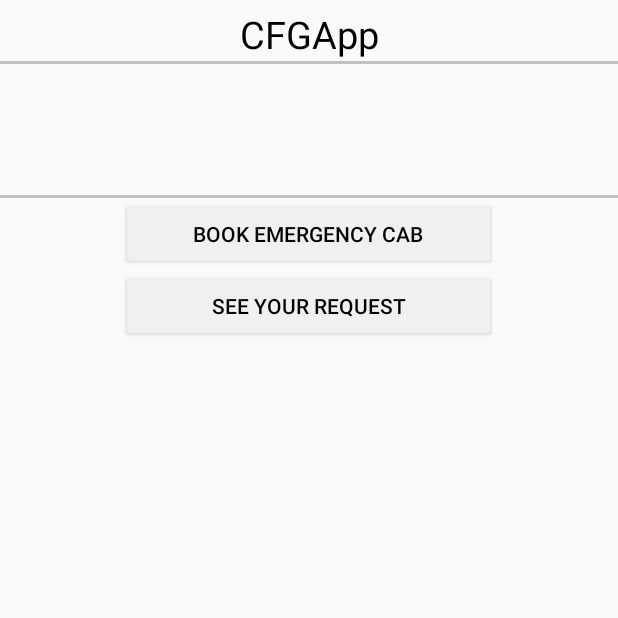
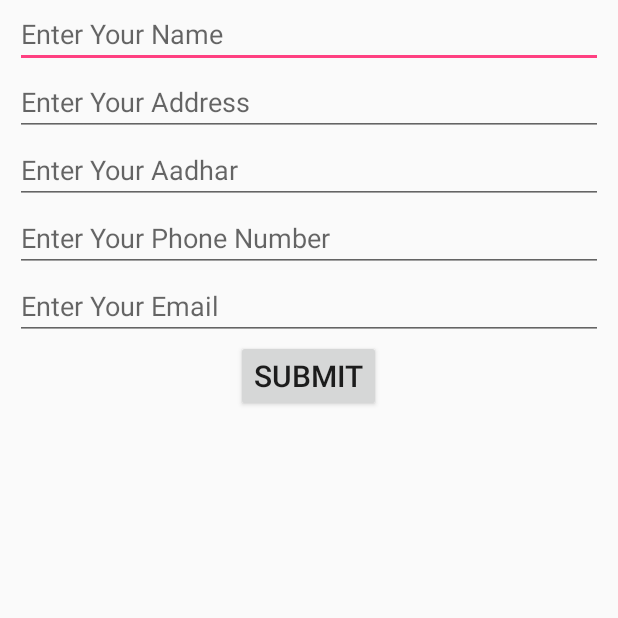
Before and after one commit to Bengaluru18/team-18, an Android app: the screen it shows after launch once a user with an empty profile is signed in (OptionsActivity before the commit, ProfileActivity after it), on a phone screen of 412 x 824 dp, the top half of it. Run offline under Robolectric (Android 15) with nearby library versions, the phone set to English and light mode, and no system bars; our stand-ins replace Firebase (no records; nobody signed in at launch, a user with empty details on screens opened directly).

Commit message:
Minor Changes

```diff
--- a/CFGApp/app/build.gradle
+++ b/CFGApp/app/build.gradle
@@ -31,8 +31,6 @@ dependencies {
     compile 'com.android.support:design:26.1.0'
     compile 'com.android.support:recyclerview-v7:26.1.0'
     compile 'com.android.support:cardview-v7:26.1.0'
-    compile 'com.google.firebase:firebase-core:16.0.1'
-    compile 'com.google.firebase:firebase-database:16.0.1'
 }
 
 apply plugin: 'com.google.gms.google-services'
--- a/CFGApp/app/src/main/AndroidManifest.xml
+++ b/CFGApp/app/src/main/AndroidManifest.xml
@@ -18,7 +18,8 @@
         </activity>
         <activity android:name=".MainActivity" />
         <activity android:name=".LoginActivity" />
-        <activity android:name=".OptionsActivity"></activity>
+        <activity android:name=".OptionsActivity" />
+        <activity android:name=".ProfileActivity"></activity>
     </application>
 
 </manifest>
--- a/CFGApp/app/src/main/java/com/example/nishant/cfgapp/LoginActivity.java
+++ b/CFGApp/app/src/main/java/com/example/nishant/cfgapp/LoginActivity.java
@@ -113,7 +113,7 @@ public class LoginActivity extends AppCompatActivity implements View.OnClickList
 
     private void updateUI(FirebaseUser user) {
         if (user!=null){
-            Intent i = new Intent(LoginActivity.this, OptionsActivity.class);
+            Intent i = new Intent(LoginActivity.this, ProfileActivity.class);
 
             GoogleSignInAccount googleSignInAccount = GoogleSignIn.getLastSignedInAccount(this);
             if (googleSignInAccount != null) {
--- a/CFGApp/app/src/main/java/com/example/nishant/cfgapp/OptionsActivity.java
+++ b/CFGApp/app/src/main/java/com/example/nishant/cfgapp/OptionsActivity.java
@@ -2,18 +2,16 @@ package com.example.nishant.cfgapp;
 
 import android.content.Context;
 import android.content.SharedPreferences;
+import android.media.Image;
 import android.support.v7.app.AppCompatActivity;
 import android.os.Bundle;
+import android.widget.ImageView;
+import android.widget.TextView;
 
-import com.google.firebase.database.DatabaseReference;
-import com.google.firebase.database.FirebaseDatabase;
 
 public class OptionsActivity extends AppCompatActivity {
 
     public String name, email, contact;
-
-    private FirebaseDatabase firebaseDatabase;
-    private DatabaseReference databaseReference;
     private SharedPreferences sharedPreferencesReq;
 
     private String ID, nameReq;
@@ -25,7 +23,5 @@ public class OptionsActivity extends AppCompatActivity {
         setContentView(R.layout.activity_options);
 
         SharedPreferences sharedPreferences = getApplicationContext().getSharedPreferences("LoginDetails", Context.MODE_PRIVATE);
-
-        sharedPreferencesReq = getApplicationContext().getSharedPreferences("MyRequests", Context.MODE_PRIVATE);
     }
 }
--- /dev/null
+++ b/CFGApp/app/src/main/java/com/example/nishant/cfgapp/ProfileActivity.java
@@ -0,0 +1,49 @@
+package com.example.nishant.cfgapp;
+
+import android.content.Context;
+import android.content.SharedPreferences;
+import android.support.v7.app.AppCompatActivity;
+import android.os.Bundle;
+import android.view.View;
+import android.widget.Button;
+import android.widget.EditText;
+
+public class ProfileActivity extends AppCompatActivity {
+
+    private String name, address, aadhar, phoneno, email;
+
+    @Override
+    protected void onCreate(Bundle savedInstanceState) {
+        super.onCreate(savedInstanceState);
+        setContentView(R.layout.activity_profile);
+
+        final SharedPreferences sharedPreferences = getApplicationContext().getSharedPreferences("LoginDetails", Context.MODE_PRIVATE);
+
+        EditText name = findViewById(R.id.name1);
+        final EditText address = findViewById(R.id.address);
+        final EditText aadhar = findViewById(R.id.aadhar);
+        final EditText phoneno = findViewById(R.id.mobile);
+        EditText email = findViewById(R.id.email);
+
+        name.setText(sharedPreferences.getString("personName",""));
+        email.setText(sharedPreferences.getString("personEmail",""));
+        address.setText(sharedPreferences.getString("address",""));
+        aadhar.setText(sharedPreferences.getString("aadhar",""));
+        phoneno.setText(sharedPreferences.getString("phoneno",""));
+
+        Button button = findViewById(R.id.submit);
+        button.setOnClickListener(new View.OnClickListener() {
+            @Override
+            public void onClick(View v) {
+                SharedPreferences.Editor editor = sharedPreferences.edit();
+
+                editor.putString("address",address.getText().toString());
+                editor.putString("aadhar", aadhar.getText().toString());
+                editor.putString("phoneno", phoneno.getText().toString());
+
+                editor.apply();
+            }
+        });
+
+    }
+}
--- /dev/null
+++ b/CFGApp/app/src/main/res/layout/activity_profile.xml
@@ -0,0 +1,73 @@
+<?xml version="1.0" encoding="utf-8"?>
+<RelativeLayout xmlns:android="http://schemas.android.com/apk/res/android"
+    xmlns:app="http://schemas.android.com/apk/res-auto"
+    xmlns:tools="http://schemas.android.com/tools"
+    android:layout_width="match_parent"
+    android:layout_height="match_parent"
+    tools:context=".ProfileActivity">
+
+    <EditText
+        android:id="@+id/name1"
+        android:layout_marginLeft="10dp"
+        android:layout_marginRight="10dp"
+        android:layout_width="match_parent"
+        android:layout_height="wrap_content"
+        android:layout_alignParentStart="true"
+        android:layout_below="@+id/name"
+        android:hint="Enter Your Name"/>
+
+    <EditText
+        android:id="@+id/address"
+        android:layout_width="match_parent"
+        android:layout_marginLeft="10dp"
+        android:layout_marginRight="10dp"
+        android:layout_height="wrap_content"
+        android:layout_alignParentStart="true"
+        android:layout_below="@+id/name1"
+        android:hint="Enter Your Address"/>
+
+    <EditText
+        android:id="@+id/aadhar"
+        android:maxLength="12"
+        android:inputType="number"
+        android:layout_width="match_parent"
+        android:layout_marginLeft="10dp"
+        android:layout_marginRight="10dp"
+        android:layout_height="wrap_content"
+        android:layout_alignParentStart="true"
+        android:layout_below="@+id/address"
+        android:hint="Enter Your Aadhar"/>
+
+    <EditText
+        android:id="@+id/mobile"
+        android:layout_width="match_parent"
+        android:layout_height="wrap_content"
+        android:layout_marginLeft="10dp"
+        android:maxLength="10"
+        android:layout_marginRight="10dp"
+        android:layout_alignParentStart="true"
+        android:layout_below="@+id/aadhar"
+        android:inputType="number"
+        android:hint="Enter Your Phone Number"/>
+
+    <EditText
+        android:id="@+id/email"
+        android:layout_width="match_parent"
+        android:layout_height="wrap_content"
+        android:layout_marginLeft="10dp"
+        android:layout_marginRight="10dp"
+        android:layout_alignParentStart="true"
+        android:layout_below="@+id/mobile"
+        android:inputType="number"
+        android:hint="Enter Your Email"/>
+
+    <android.support.v7.widget.AppCompatButton
+        android:id="@+id/submit"
+        android:layout_centerHorizontal="true"
+        android:layout_below="@+id/email"
+        android:textSize="20sp"
+        android:text="Submit"
+        android:layout_width="wrap_content"
+        android:layout_height="wrap_content" />
+
+</RelativeLayout>
```
